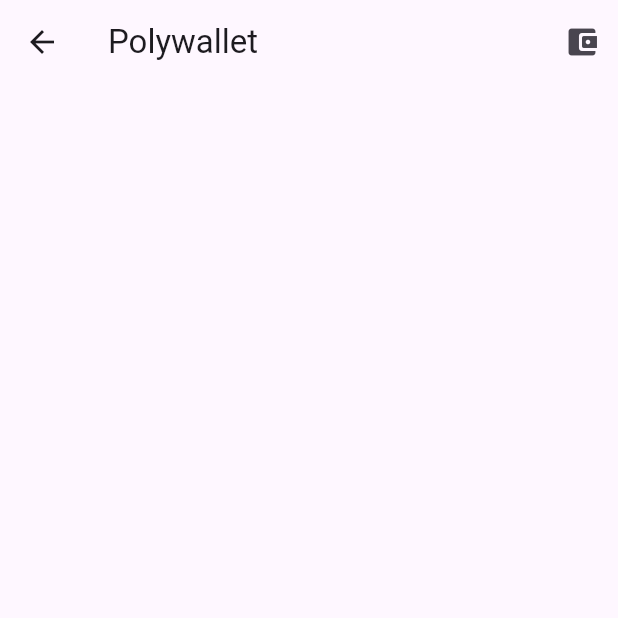
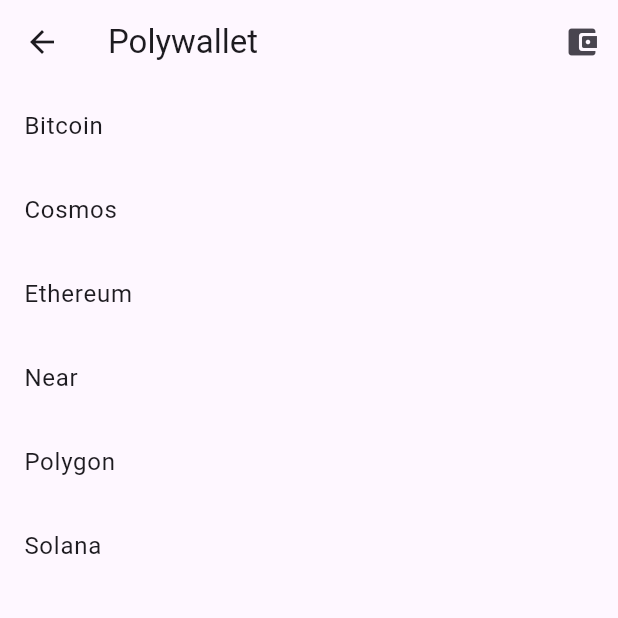
Before and after one commit to pepsighan/polywallet, a Flutter app: the HomePage screen opened directly, on a phone screen of 412 x 824 dp, the top half of it. Run offline on Flutter 3.47's test engine with Material 2 defaults, Android fonts, the phone set to English and light mode, and no system bars; our stand-ins replace flutter_secure_storage; missing offline and left inert: bip39; accounts and stored records are empty.

Commit message:
Enumerate all the tokens

```diff
--- a/lib/pages/home.dart
+++ b/lib/pages/home.dart
@@ -1,5 +1,6 @@
 import 'package:flutter/material.dart';
 import 'package:polywallet/pages/settings.dart';
+import 'package:polywallet/store/tokens.dart';
 
 class HomePage extends StatelessWidget {
   const HomePage({Key? key}) : super(key: key);
@@ -21,6 +22,15 @@ class HomePage extends StatelessWidget {
           )
         ],
       ),
+      body: ListView(
+        children: [
+          for (final token in Token.values)
+            ListTile(
+              key: Key(token.index.toString()),
+              title: Text(token.asString),
+            ),
+        ],
+      ),
     );
   }
 }
--- /dev/null
+++ b/lib/store/tokens.dart
@@ -0,0 +1,23 @@
+/// All the supported tokens in the wallet.
+enum Token {
+  bitcoin,
+  cosmos,
+  ethereum,
+  near,
+  polygon,
+  solana,
+}
+
+const _tokenAsString = {
+  Token.bitcoin: 'Bitcoin',
+  Token.cosmos: 'Cosmos',
+  Token.ethereum: 'Ethereum',
+  Token.near: 'Near',
+  Token.polygon: 'Polygon',
+  Token.solana: 'Solana',
+};
+
+extension TokenExtension on Token {
+  /// Gets the printable value of Token.
+  String get asString => _tokenAsString[this]!;
+}
```
